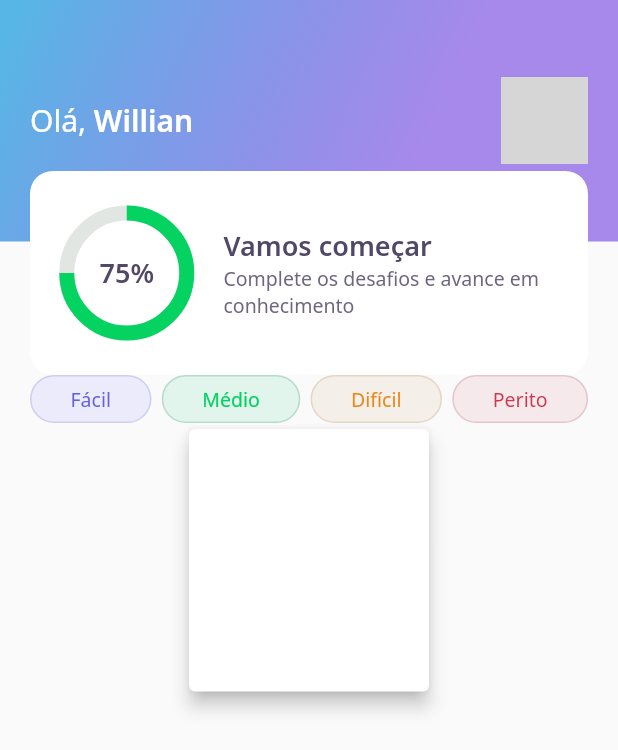
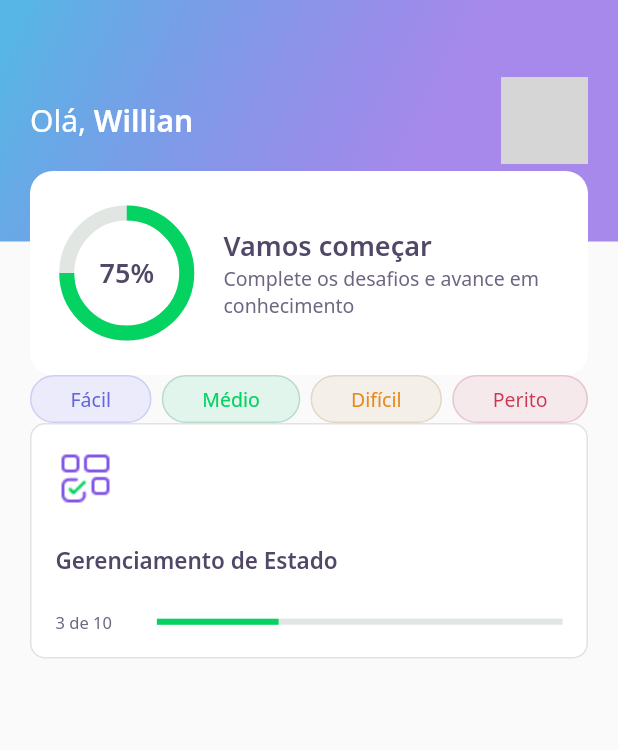
Before and after one commit to AnalogicAllergy/nlw5, a Flutter app: the screen it shows after launch, on a phone screen of 412 x 824 dp. Shown: the top 750 px of the screen. Run offline on Flutter 3.47's test engine with Material 2 defaults, Android fonts, the phone set to English and light mode, and no system bars; our stand-ins replace google_fonts; network calls fail; grey boxes are pictures that could not be loaded.

Commit message:
create QuizCardWidget setup

```diff
--- a/lib/home/widgets/quiz_card/quiz_card_widget.dart
+++ b/lib/home/widgets/quiz_card/quiz_card_widget.dart
@@ -1,21 +1,53 @@
+import 'package:devquiz/core/core.dart';
 import 'package:flutter/material.dart';
 
 class QuizCardWidget extends StatelessWidget {
   @override
   Widget build(BuildContext context) {
-    return Card(
-      elevation: 5,
-      child: Container(
-          height: 175,
-          width: 160,
-          child: Column(
+    return Container(
+      padding: EdgeInsets.all(16),
+      decoration: BoxDecoration(
+        color: AppColors.white,
+        border: Border.fromBorderSide(
+          BorderSide(color: AppColors.border),
+        ),
+        borderRadius: BorderRadius.circular(10),
+      ),
+      child: Column(
+        crossAxisAlignment: CrossAxisAlignment.start,
+        children: [
+          Container(
+            child: Image.asset(AppImages.blocks),
+            height: 40,
+            width: 40,
+          ),
+          SizedBox(
+            height: 24,
+          ),
+          Text(
+            "Gerenciamento de Estado",
+            style: AppTextStyles.heading15,
+          ),
+          SizedBox(
+            height: 24,
+          ),
+          Row(
             children: [
-              //build
+              Expanded(
+                  flex: 1, child: Text("3 de 10", style: AppTextStyles.body11)),
+              Expanded(
+                flex: 4,
+                child: LinearProgressIndicator(
+                  backgroundColor: AppColors.chartSecondary,
+                  value: 0.3,
+                  valueColor:
+                      AlwaysStoppedAnimation<Color>(AppColors.chartPrimary),
+                ),
+              )
             ],
-          ),
-          decoration: BoxDecoration(
-            borderRadius: BorderRadius.circular(10),
-          )),
+          )
+        ],
+      ),
     );
   }
 }
```
